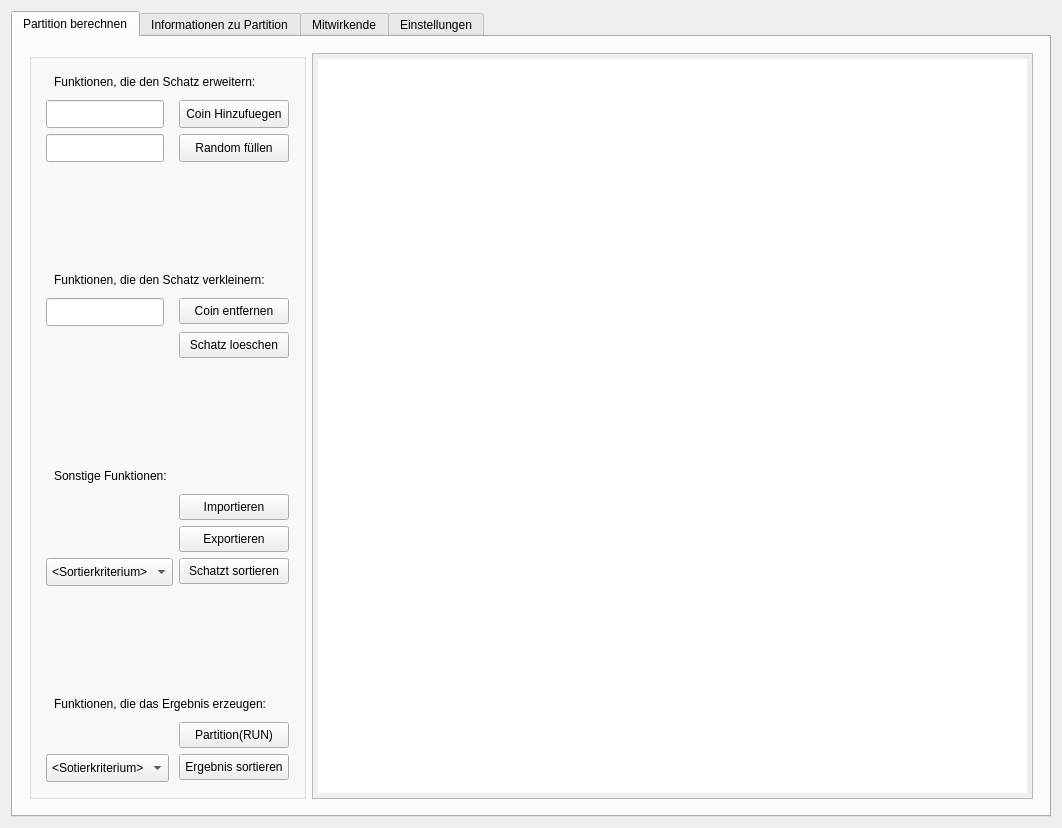
Qt form mainwindow.ui (Makozer/NpPartitionManager) before a commit.
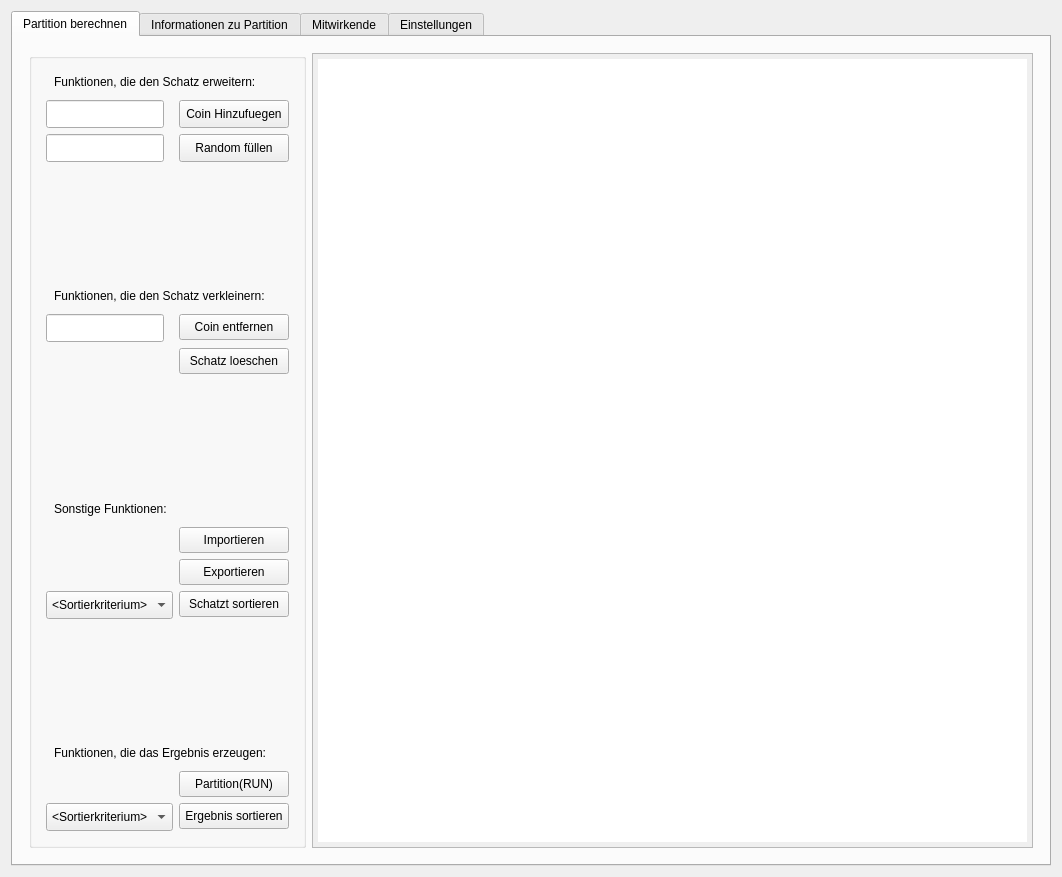
The same form after that commit. Custom widgets are drawn as their Qt base class.

Commit message: aenderungen an sortErgebnis

```diff
--- a/mainwindow.ui
+++ b/mainwindow.ui
@@ -7,7 +7,7 @@
     <x>0</x>
     <y>0</y>
     <width>1062</width>
-    <height>828</height>
+    <height>877</height>
    </rect>
   </property>
   <property name="windowTitle">
@@ -299,9 +299,15 @@
            </item>
            <item row="29" column="0">
             <widget class="QComboBox" name="comboBox_sortKriteriumWaehlenErgebnis">
+             <property name="toolTip">
+              <string>&lt;html&gt;&lt;head/&gt;&lt;body&gt;&lt;p&gt;Hier wird das Sortierverfahren für das Sortieren des Ergebnisses ausgewählt.&lt;/p&gt;&lt;/body&gt;&lt;/html&gt;</string>
+             </property>
+             <property name="currentText">
+              <string>&lt;Sortierkriterium&gt;</string>
+             </property>
              <item>
               <property name="text">
-               <string>&lt;Sotierkriterium&gt;</string>
+               <string>&lt;Sortierkriterium&gt;</string>
               </property>
              </item>
              <item>
```
Left out of the diff: 3 changed lines with no effect on the pictures. The commit also changes 2 other files.
